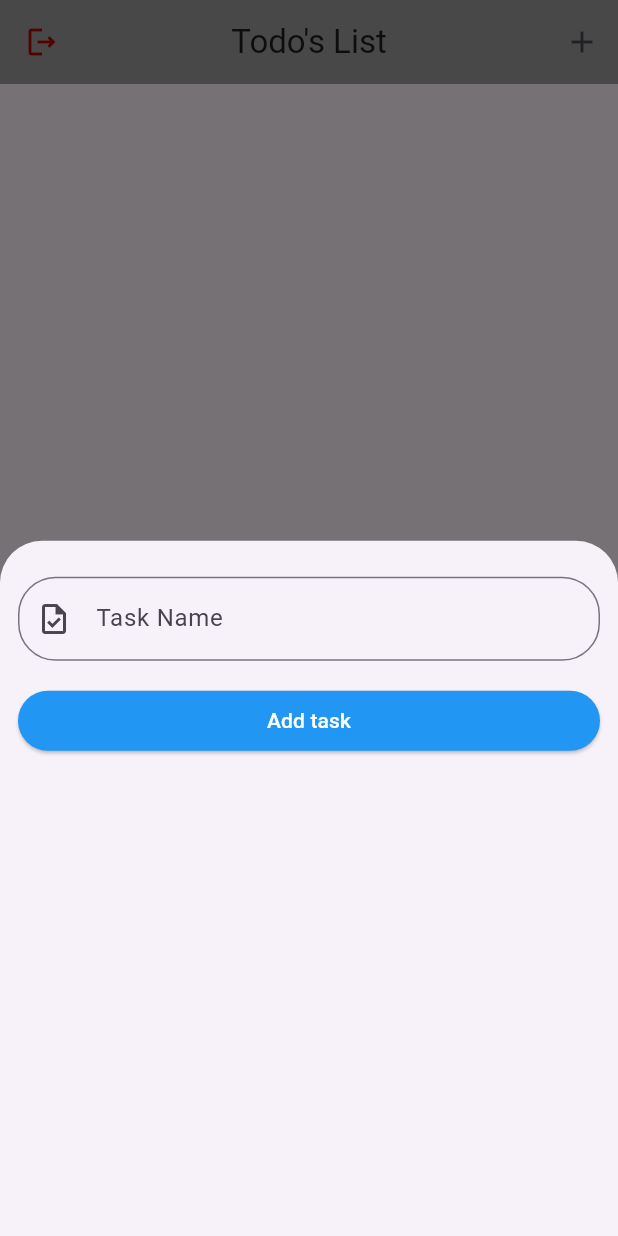
After one commit to prabesh-stha/Flutter_TODO_App, a Flutter app: the screen it shows once a user with an empty profile is signed in, after a tap on the "add" icon, on a phone screen of 412 x 824 dp. The commit adds this screen. Run offline on Flutter 3.47's test engine with Material 3 defaults, Android fonts, the phone set to English and light mode, and no system bars; our stand-ins replace cloud_firestore, firebase_auth, firebase_core, flutter_riverpod; accounts and stored records are empty; generated files the repository leaves out were written again.

Commit message:
Added CRUD operation for the todo model

```diff
--- /dev/null
+++ b/lib/models/todo.dart
@@ -0,0 +1,25 @@
+import 'package:cloud_firestore/cloud_firestore.dart';
+
+class Todo {
+  String tid;
+  String uid;
+  String task;
+  bool status;
+  DateTime dateCreated;
+
+  Todo({required this.tid, required this.uid, required this.task, required this.status, required this.dateCreated});
+
+  factory Todo.fromFirestore(Map<String, dynamic> data, String id){
+    return Todo(tid: id, uid: data['uid'], task: data['task'], status: data['status'], dateCreated: (data['dateCreated'] as Timestamp).toDate());
+  }
+
+  Map<String, dynamic> toFirestore(){
+    return{
+      'tid' : tid,
+      'uid' : uid,
+      'task' : task,
+      'status' : status,
+      'dateCreated': Timestamp.fromDate(dateCreated),
+    };
+  }
+}
--- /dev/null
+++ b/lib/providers/todo_provider.dart
@@ -0,0 +1,15 @@
+import 'package:flutter_riverpod/flutter_riverpod.dart';
+import 'package:flutter_todo_app/models/todo.dart';
+import 'package:flutter_todo_app/providers/auth_provider.dart';
+import 'package:flutter_todo_app/services/todo_service.dart';
+
+final todoProvider = StreamProvider.autoDispose<List<Todo>>((ref) {
+  final user = ref.watch(authProvider).asData?.value;
+
+  if(user != null){
+    return TodoService.fetchTodos(user.uid);
+  }
+  else{
+    return Stream.value([]);
+  }
+});
--- /dev/null
+++ b/lib/screens/add_task.dart
@@ -0,0 +1,82 @@
+import 'package:flutter/material.dart';
+import 'package:flutter_todo_app/services/todo_service.dart';
+
+class AddTask extends StatefulWidget {
+  const AddTask({super.key, required this.uid});
+
+  final String uid;
+
+
+  @override
+  State<AddTask> createState() => _AddTaskState();
+}
+
+class _AddTaskState extends State<AddTask> {
+   bool _isLoading = false;
+   final GlobalKey<FormState> _formKey = GlobalKey<FormState>();
+  final TextEditingController _taskController = TextEditingController();
+  String? _error;
+  @override
+  Widget build(BuildContext context) {
+
+    return Container(
+      height: 500,
+      width: double.infinity,
+      padding: const EdgeInsets.symmetric(vertical: 24, horizontal: 12),
+      child: Form(
+        key: _formKey,
+        child:
+        _isLoading ? const Center(child: CircularProgressIndicator.adaptive(),) :
+        Column(
+          crossAxisAlignment: CrossAxisAlignment.stretch,
+          children: [
+            if(_error != null)
+                Center(child: Text(_error!, style: const TextStyle(color: Colors.red),)),
+                TextFormField(
+              controller: _taskController,
+              decoration: const InputDecoration(
+                labelText: "Task Name",
+                prefixIcon: Icon(Icons.task_outlined),
+                border: OutlineInputBorder(
+                  borderRadius: BorderRadius.all(Radius.circular(25))
+                )
+              ),
+
+            ),
+
+
+            const SizedBox(height: 16,),
+            ElevatedButton(
+              style: ElevatedButton.styleFrom(
+                backgroundColor: Colors.blue,
+                foregroundColor: Colors.white
+              ),
+              onPressed: (){
+                setState(() {
+                  _error = null;
+                });
+                  if(_taskController.text.trim().isEmpty){
+                    setState(() {
+                      _error = "Task should not be empty";
+                    });
+                   }
+
+                  else {
+                        setState(() {
+                          _error = null;
+                          _isLoading = true;
+                        });
+                        final task = _taskController.text.trim();
+                        TodoService.createNewTodo(task, widget.uid);
+                        Navigator.pop(context);
+                        setState(() {
+                          _isLoading = false;
+                        });
+                        ScaffoldMessenger.of(context).showSnackBar(const SnackBar(content: Text("Added Successfully", style: TextStyle(color: Color.fromARGB(255, 0, 0, 0)),), duration: Duration(seconds: 2), showCloseIcon: true, backgroundColor: Colors.greenAccent, closeIconColor: Color.fromARGB(255, 255, 128, 119),));
+                      }
+                    },child:const Text("Add task"))
+          ],
+        ))
+      );
+  }
+}
--- a/lib/screens/home.dart
+++ b/lib/screens/home.dart
@@ -1,8 +1,12 @@
 import 'package:flutter/material.dart';
 import 'package:flutter_riverpod/flutter_riverpod.dart';
-import 'package:flutter_todo_app/models/app_user.dart';
+import 'package:flutter_todo_app/models/todo.dart';
+import 'package:flutter_todo_app/providers/todo_provider.dart';
 import 'package:flutter_todo_app/providers/user_provider.dart';
+import 'package:flutter_todo_app/screens/add_task.dart';
 import 'package:flutter_todo_app/services/auth_service.dart';
+import 'package:flutter_todo_app/services/todo_service.dart';
+import 'package:intl/intl.dart';
 
 class Home extends ConsumerStatefulWidget {
   const Home({super.key});
@@ -14,33 +18,100 @@ class Home extends ConsumerStatefulWidget {
 class _HomeState extends ConsumerState<Home> {
   @override
   Widget build(BuildContext context) {
+    final todos = ref.watch(todoProvider);
     final userProfile = ref.watch(userProvider);
     return Scaffold(
       appBar: AppBar(
-        title: const Text("Home"),
+        backgroundColor: Colors.grey,
+        title: const Text("Todo's List"),
+        centerTitle: true,
+        actions: [
+          IconButton(onPressed: () {
+            userProfile.when(data: (user){
+              if(user != null){
+                _showModalBottomSheet(context, user.uid);
+              }
+            }, error: (error, _) => Center(child: Text("Error: $error"),), loading: () => const Center(child: CircularProgressIndicator()));
+
+          }, icon: const Icon(Icons.add_outlined))
+        ],
+        leading: Builder(builder: (BuildContext content){
+          return  IconButton(onPressed: (){
+            AuthService.signOut();
+          }, icon: const Icon(Icons.logout_outlined, color:  Color.fromARGB(255, 177, 6, 6),));
+        }),
       ),
-      body: Container(
-        child: Column(
-          children: [
-            ElevatedButton(onPressed: ()async{
-      await AuthService.signOut();
-    }, child: const Text("Log out", style: TextStyle(color: Colors.red),)),
-            userProfile.when(data: (user){
-        if(user == null){
-          return const Center(child: Text("User not found."),);
-        }
-        return Column(
-      children: [
+      body: todos.when(
+        data: (todoList) {
+          todoList.sort((a, b) => a.dateCreated.compareTo(b.dateCreated));
 
-      Text(user.uid),
-      Text(user.email),
-      Text(user.name)
-      ],
-    );
-      }, error: (error, _) => Center(child: Text("Error: $error"),), loading: () => const Center(child: CircularProgressIndicator(),))
-          ],
-        ),
-      )
+          // Group todos by date
+          Map<String, List<Todo>> groupedTodos = {};
+          for (var todo in todoList) {
+            String formattedDate = DateFormat('yMMMMd').format(todo.dateCreated.toLocal());
+            if (groupedTodos[formattedDate] == null) {
+              groupedTodos[formattedDate] = [];
+            }
+            groupedTodos[formattedDate]!.add(todo);
+          }
+
+          return ListView.builder(
+            itemCount: groupedTodos.keys.length,
+            itemBuilder: (context, index) {
+              String dateKey = groupedTodos.keys.elementAt(index);
+              List<Todo> todosForDate = groupedTodos[dateKey]!;
+
+              return Column(
+                crossAxisAlignment: CrossAxisAlignment.start,
+                children: [
+                  Padding(
+                    padding: const EdgeInsets.symmetric(vertical: 8.0, horizontal: 16.0),
+                    child: Text(
+                      dateKey,
+                      style: const TextStyle(fontSize: 20, fontWeight: FontWeight.bold),
+                    ),
+                  ),
+                  ...todosForDate.map((todo) {
+                    return Dismissible(
+                      key: ValueKey<String>(todo.tid),
+                      direction: DismissDirection.endToStart,
+                      background: Container(
+                        color: Colors.red,
+                        alignment: Alignment.centerRight,
+                        padding: const EdgeInsets.symmetric(horizontal: 20),
+                        child: const Icon(Icons.delete_forever_outlined, color: Colors.white),
+                      ),
+                      onDismissed: (direction) {
+                        TodoService.deleteTodo(todo.tid);
+                        ScaffoldMessenger.of(context).showSnackBar(const SnackBar(content: Text("Deleted successfully")));
+                      },
+                      child: ListTile(
+                        title: Text(todo.task),
+                        subtitle: Text("Created on: ${DateFormat('jm').format(todo.dateCreated.toLocal())}"),
+                        trailing: Checkbox(
+                          value: todo.status,
+                          onChanged: (value) {
+                            TodoService.updateTodoStatus(todo.tid, value!);
+                          },
+                        ),
+                      ),
+                    );
+                  })
+                ],
+              );
+            },
+          );
+        },
+        error: (error, _) => Center(child: Text("Error: $error")),
+        loading: () => const Center(child: CircularProgressIndicator()),
+      ),
     );
   }
 }
+
+
+  void _showModalBottomSheet(BuildContext context, String uid){
+    showModalBottomSheet(context: context, builder: (BuildContext context){
+      return AddTask(uid: uid);
+    });
+  }
--- /dev/null
+++ b/lib/services/todo_service.dart
@@ -0,0 +1,28 @@
+import 'package:cloud_firestore/cloud_firestore.dart';
+import 'package:flutter_todo_app/models/todo.dart';
+
+class TodoService {
+
+static final FirebaseFirestore _todoService = FirebaseFirestore.instance;
+
+static Future<void> createNewTodo(String task, String uid)async{
+ final DocumentReference doc = _todoService.collection("todos").doc();
+ Todo newTodo = Todo(tid: doc.id, uid: uid, task: task, status: false, dateCreated: DateTime.now());
+ await doc.set(newTodo.toFirestore());
+}
+
+static Stream<List<Todo>> fetchTodos(String uid){
+  return _todoService.collection("todos").where('uid', isEqualTo: uid).snapshots().map((snapshot) => snapshot.docs.map((doc) => Todo.fromFirestore(doc.data(), doc.id)).toList());
+}
+
+static Future<void> updateTodoStatus(String tid, bool newStatus) async{
+  await _todoService.collection("todos").doc(tid).update({
+    'status' : newStatus,
+  });
+}
+
+static Future<void> deleteTodo(String tid) async{
+  await _todoService.collection("todos").doc(tid).delete();
+}
+
+}
--- a/pubspec.yaml
+++ b/pubspec.yaml
@@ -39,6 +39,7 @@ dependencies:
   firebase_auth: ^5.3.1
   flutter_riverpod: ^2.5.3
   cloud_firestore: ^5.4.4
+  intl: ^0.19.0
 
 dev_dependencies:
   flutter_test:
```
Also changed, not shown: pubspec.lock.
